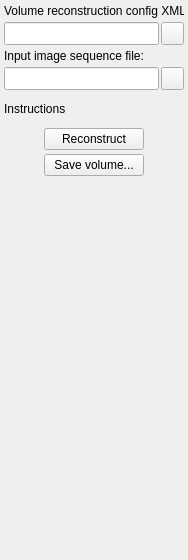
Old version of the form PlusApp/fCal/Toolboxes/VolumeReconstructionToolbox.ui in the repository PlusToolkit/PlusApp.
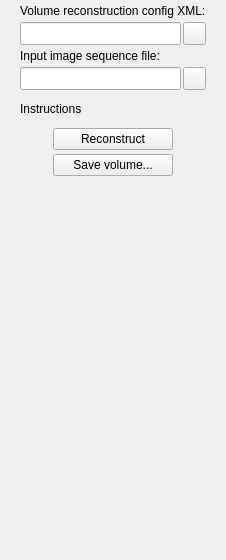
New version of the form. Icons and pictures are not drawn.

Commit message: If device set configuration file contains data for a toolbox, it is used as "Session data" (before, only the result of the recently completed subtasks were fed to a toolbox as session data); fCal toolboxes are wider now, and the hole window is bigger

The edit to the form file:
```diff
--- a/PlusApp/fCal/Toolboxes/VolumeReconstructionToolbox.ui
+++ b/PlusApp/fCal/Toolboxes/VolumeReconstructionToolbox.ui
@@ -6,19 +6,25 @@
    <rect>
     <x>0</x>
     <y>0</y>
-    <width>188</width>
+    <width>226</width>
     <height>560</height>
    </rect>
   </property>
+  <property name="sizePolicy">
+   <sizepolicy hsizetype="Fixed" vsizetype="Preferred">
+    <horstretch>0</horstretch>
+    <verstretch>0</verstretch>
+   </sizepolicy>
+  </property>
   <property name="minimumSize">
    <size>
-    <width>188</width>
+    <width>226</width>
     <height>560</height>
    </size>
   </property>
   <property name="maximumSize">
    <size>
-    <width>188</width>
+    <width>226</width>
     <height>16777215</height>
    </size>
   </property>
@@ -160,9 +166,15 @@
     <layout class="QHBoxLayout" name="horizontalLayout_2">
      <item>
       <widget class="QPushButton" name="pushButton_Reconstruct">
+       <property name="minimumSize">
+        <size>
+         <width>120</width>
+         <height>0</height>
+        </size>
+       </property>
        <property name="maximumSize">
         <size>
-         <width>100</width>
+         <width>120</width>
          <height>16777215</height>
         </size>
        </property>
@@ -240,13 +252,13 @@
        </property>
        <property name="minimumSize">
         <size>
-         <width>100</width>
+         <width>120</width>
          <height>0</height>
         </size>
        </property>
        <property name="maximumSize">
         <size>
-         <width>100</width>
+         <width>120</width>
          <height>16777215</height>
         </size>
        </property>
```
The commit also changes 11 other files.
